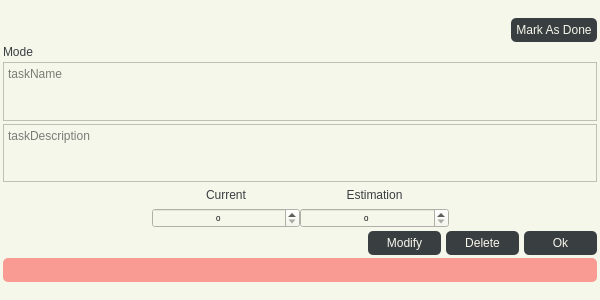
The window that PomoPeak/ui/taskQT.ui (TheVipek/PomoPeak) describes before a commit, drawn with Qt 5.
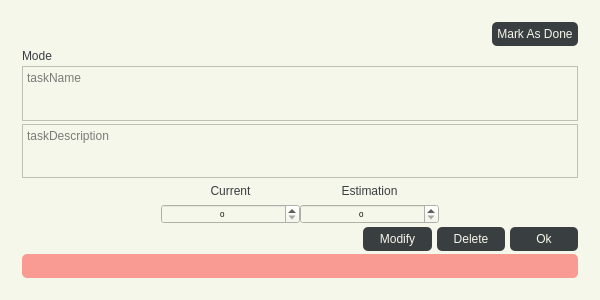
The same window after the commit.

```diff
--- a/PomoPeak/ui/taskQT.ui
+++ b/PomoPeak/ui/taskQT.ui
@@ -19,6 +19,12 @@
     <verstretch>0</verstretch>
    </sizepolicy>
   </property>
+  <property name="minimumSize">
+   <size>
+    <width>0</width>
+    <height>250</height>
+   </size>
+  </property>
   <property name="maximumSize">
    <size>
     <width>16777215</width>
@@ -86,16 +92,16 @@
     <number>0</number>
    </property>
    <property name="leftMargin">
-    <number>3</number>
+    <number>7</number>
    </property>
    <property name="topMargin">
-    <number>3</number>
+    <number>7</number>
    </property>
    <property name="rightMargin">
-    <number>3</number>
+    <number>7</number>
    </property>
    <property name="bottomMargin">
-    <number>3</number>
+    <number>7</number>
    </property>
    <item>
     <widget class="QWidget" name="taskLayout" native="true">
@@ -113,13 +119,13 @@
        <number>3</number>
       </property>
       <property name="leftMargin">
-       <number>0</number>
+       <number>15</number>
       </property>
       <property name="topMargin">
        <number>15</number>
       </property>
       <property name="rightMargin">
-       <number>0</number>
+       <number>15</number>
       </property>
       <property name="bottomMargin">
        <number>15</number>
```
